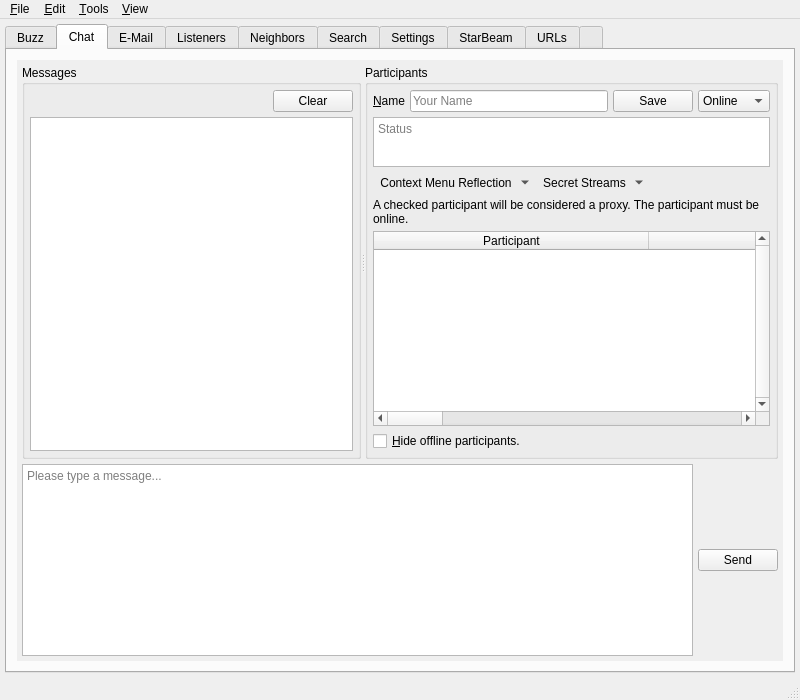
Qt form branches/trunk/UI/spot-on-controlcenter.ui (textbrowser/spot-on) before a commit.
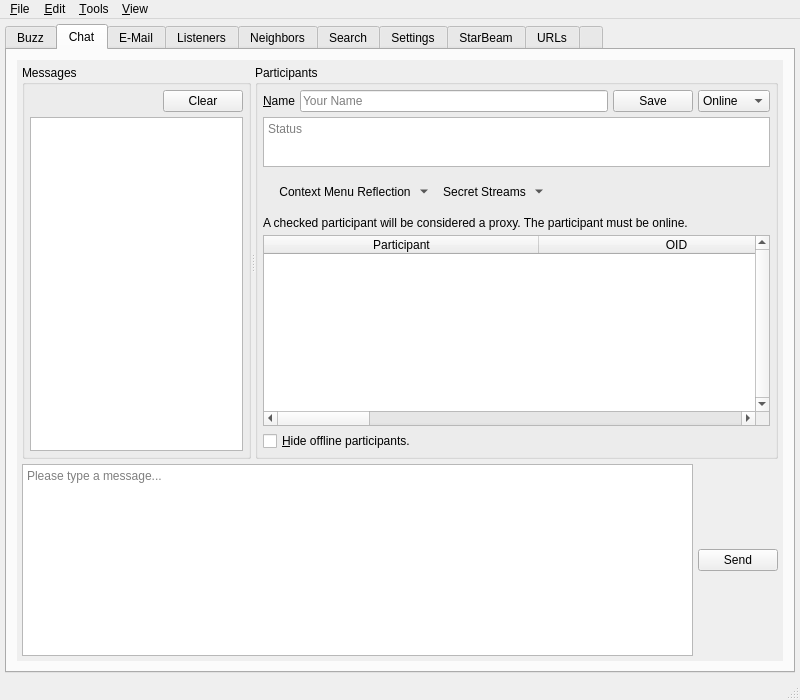
The same form after that commit. The open tabs and pages were chosen to show the change. Icons and pictures are not drawn. Custom widgets are drawn as their Qt base class.

What changed in the file:
```diff
--- a/branches/trunk/UI/spot-on-controlcenter.ui
+++ b/branches/trunk/UI/spot-on-controlcenter.ui
@@ -731,10 +731,8 @@
                       </widget>
                      </item>
                      <item>
+                      <widget class="QFrame" name="chat_frame">
                       <layout class="QHBoxLayout" name="horizontalLayout_17">
-                       <property name="spacing">
-                        <number>5</number>
-                       </property>
                        <item>
                         <widget class="QToolButton" name="chatActionMenu">
                          <property name="toolTip">
@@ -782,13 +780,14 @@
                          </property>
                          <property name="sizeHint" stdset="0">
                           <size>
-                           <width>40</width>
+                            <width>315</width>
                            <height>20</height>
                           </size>
                          </property>
                         </spacer>
                        </item>
                       </layout>
+                      </widget>
                      </item>
                      <item>
                       <widget class="QLabel" name="label_123">
```
Lines whose indentation alone changed are shown as unchanged.
